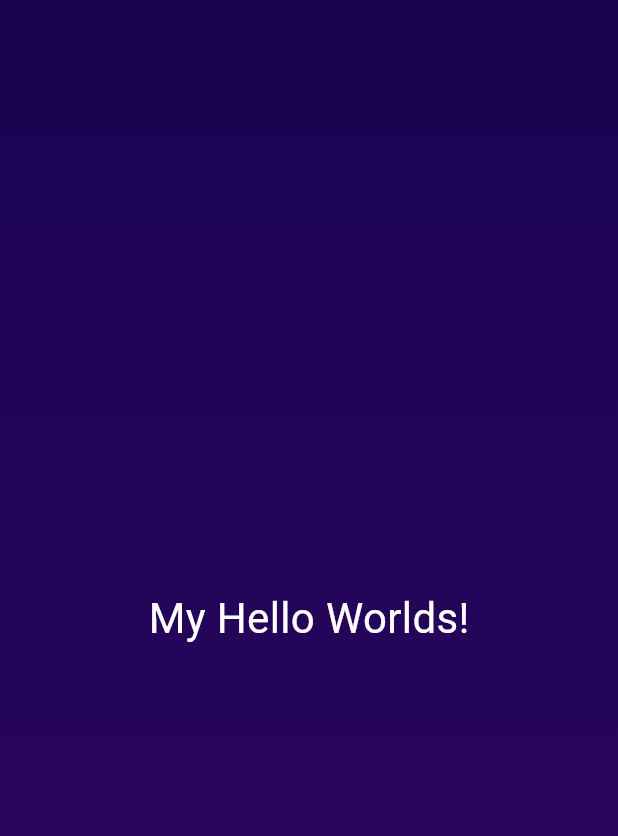
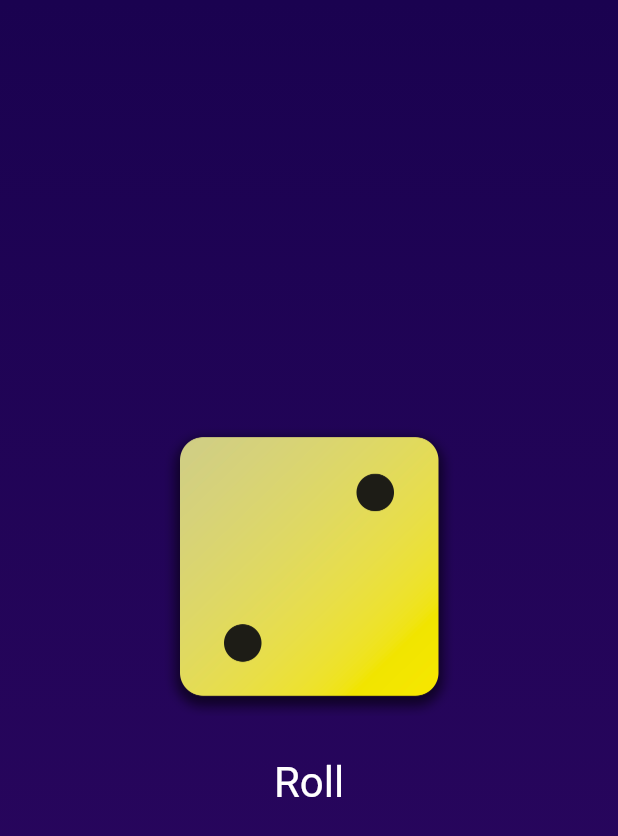
Before and after one commit to maryamsarafrazi/flutter-learning, a Flutter app: the screen it shows after launch, on a phone screen of 412 x 824 dp. Shown: the top 836 px of the screen. Run offline on Flutter 3.47's test engine with Material 3 defaults, Android fonts, the phone set to English and light mode, and no system bars.

Commit message:
Init images in roll dice function

```diff
--- a/first_app/lib/gradient_container.dart
+++ b/first_app/lib/gradient_container.dart
@@ -1,13 +1,19 @@
 import 'package:flutter/material.dart';
-import 'package:first_app/styled_text.dart';
 
 const startAlignment = Alignment.topCenter;
 const endAlignment = Alignment.bottomCenter;
 
 class GradientContainer extends StatelessWidget {
-  const GradientContainer(this.colors, {super.key});
+  GradientContainer(this.colors, {super.key});
 
   final List<Color> colors;
+
+  var activeDiceImage = 'assets/images/dice-2.png';
+
+  void rollDice() {
+    activeDiceImage = 'assets/images/dice-2.png';
+    print('Changing the dice ...');
+  }
 
   @override
   Widget build(context) {
@@ -20,7 +26,25 @@ class GradientContainer extends StatelessWidget {
         ),
       ),
       child: Center(
-        child: StyledText("My Hello Worlds!"),
+        child: Column(mainAxisSize: MainAxisSize.min, children: [
+          Image.asset(
+            activeDiceImage,
+            width: 200,
+          ),
+          const SizedBox(
+            height: 20,
+          ),
+          TextButton(
+            onPressed: rollDice,
+            style: TextButton.styleFrom(
+              foregroundColor: Colors.white,
+              textStyle: TextStyle(
+                fontSize: 28,
+              ),
+            ),
+            child: Text("Roll"),
+          ),
+        ]),
       ),
     );
   }
```
Also changed, not shown: 1 other file.
